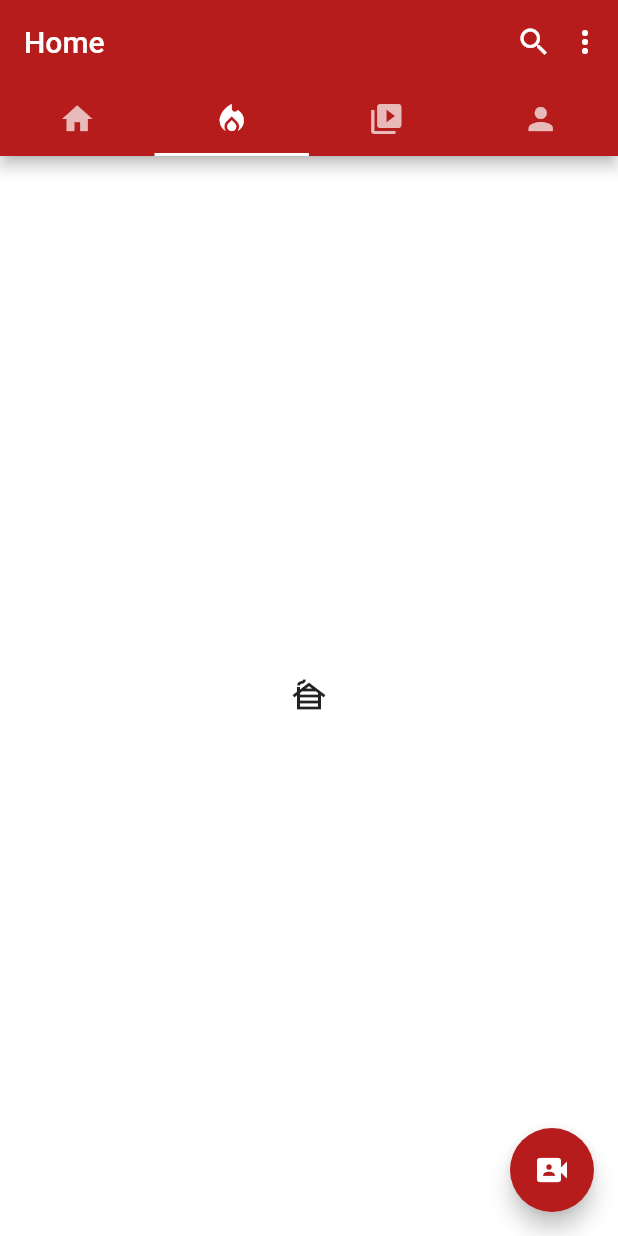
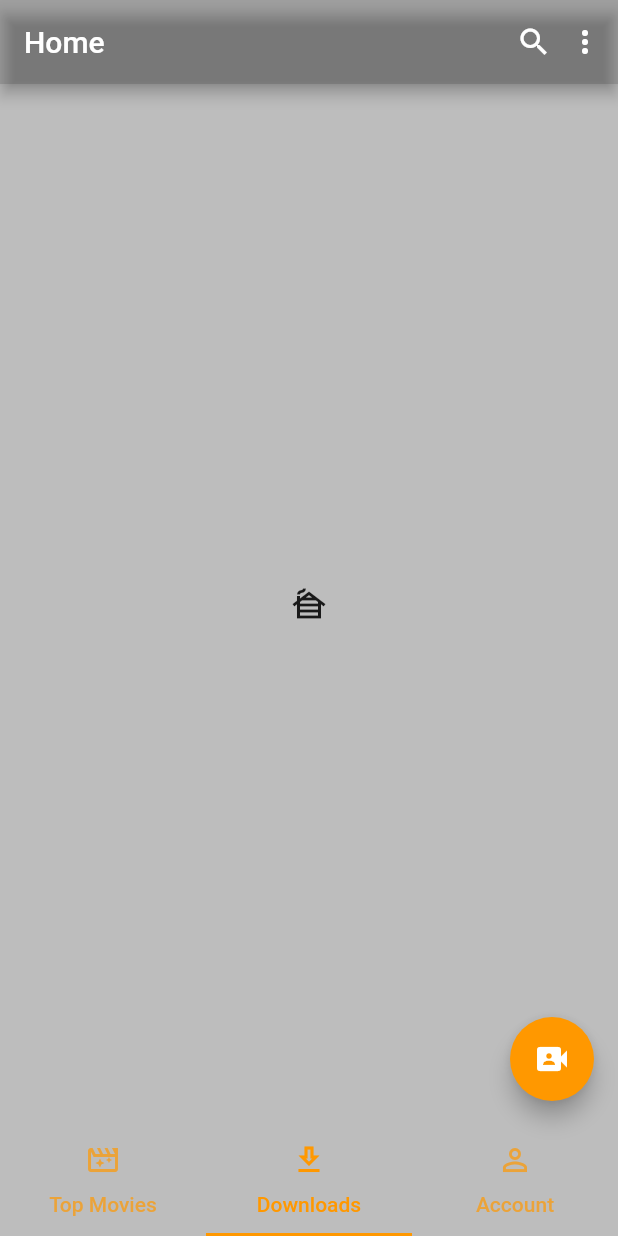
Before and after one commit to Oben-Desmond/Youtube-Clone, a Flutter app: the screen it shows after launch, tab 2 chosen, on a phone screen of 412 x 824 dp. Run offline on Flutter 3.47's test engine with Material 2 defaults, Android fonts, the phone set to English and light mode, and no system bars; network calls fail.

Commit message:
vizu___styling

```diff
--- a/lib/main.dart
+++ b/lib/main.dart
@@ -18,22 +18,13 @@ class MyApp extends StatelessWidget {
     return MaterialApp(
         debugShowCheckedModeBanner: false,
         home: DefaultTabController(
-          length:4,
+          length:3,
           child: Scaffold(
-            backgroundColor: Colors.white,
+            backgroundColor: Colors.black26,
             appBar: AppBar(
               title: Text('Home'),
-              backgroundColor: Colors.red[900],
-              bottom: TabBar(
-                indicatorColor: Colors.white,
-                tabs: [
-                  Tab(icon: Icon(Icons.home)),
-                  Tab(icon: Icon(Icons.local_fire_department)),
-                  Tab(icon: Icon(Icons.video_library)),
-                  Tab(icon: Icon(Icons.person)),
-                  // Tab(icon: Icon(Icons.directions_bike)),
-                ],
-              ),
+              backgroundColor: Colors.black12,
+
               actions: [
                 Icon(
                   Icons.search,
@@ -48,6 +39,7 @@ class MyApp extends StatelessWidget {
               ],
             ),
             body: TabBarView(
+
               children: [
                 ListView(
                   children: [
@@ -85,15 +77,25 @@ class MyApp extends StatelessWidget {
                 ),
                 Icon(Icons.cabin),
                 Icon(Icons.cabin),
-                Icon(Icons.cabin),
               ],
             ),
             floatingActionButton: FloatingActionButton(
               onPressed: () => {},
               child: Icon(Icons.video_camera_front),
-              backgroundColor: Colors.red[900],
+              backgroundColor: Colors.orange,
             ),
+            bottomNavigationBar: TabBar(
+                indicatorColor: Colors.orange,
+                labelColor: Colors.orange,
+                tabs: [
+                  Tab(icon: Icon(Icons.movie_filter_outlined,textDirection: TextDirection.rtl,),text: 'Top Movies',),
+                  Tab(icon: Icon(Icons.download_outlined), text: 'Downloads',),
+                  Tab(icon: Icon(Icons.person_outline_outlined),text: 'Account'),
+                  // Tab(icon: Icon(Icons.directions_bike)),
+                ],
+              ),
           ),
+
         ));
   }
 }
--- a/lib/screens/CardWidget.dart
+++ b/lib/screens/CardWidget.dart
@@ -51,7 +51,7 @@ class CardWidget extends StatelessWidget {
                 Flexible(
                   child: Text(
                     'How to Apologize a guide to people that suck at it',
-                    style: TextStyle(fontSize: 17, fontWeight: FontWeight.w500),
+                    style: TextStyle(fontSize: 17, fontWeight: FontWeight.w500, color: Colors.white70),
                   ),
                 ),
                 IconButton(
```
